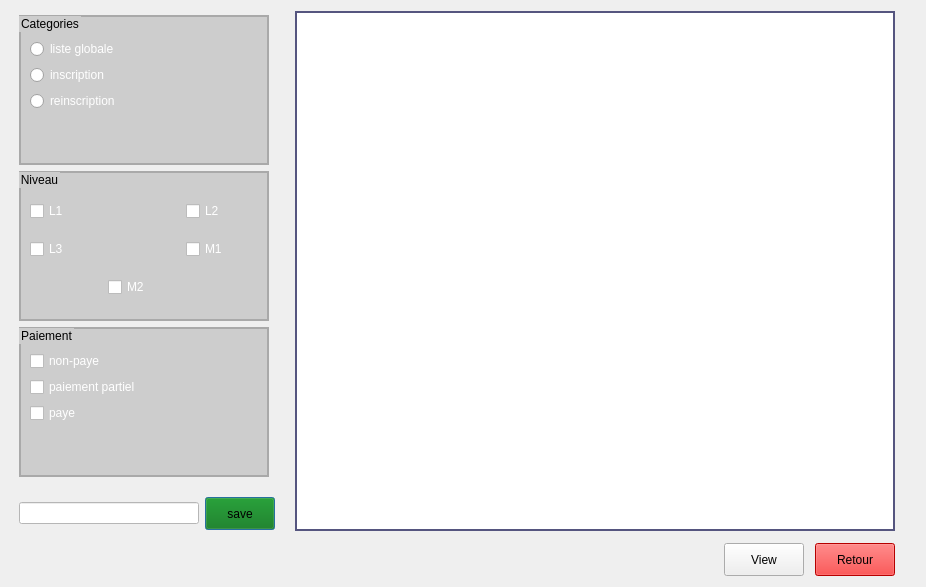
Old version of the form myProject/liste_generale.ui in the repository ToDesire/QT_Project.
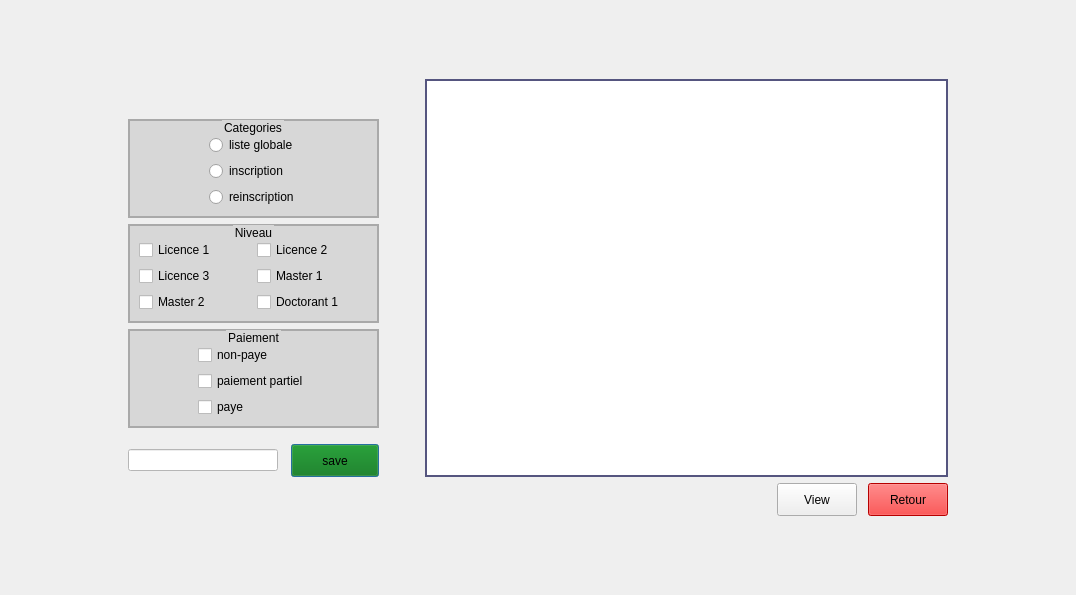
New version of the form.

```diff
--- a/myProject/liste_generale.ui
+++ b/myProject/liste_generale.ui
@@ -6,135 +6,77 @@
    <rect>
     <x>0</x>
     <y>0</y>
-    <width>926</width>
-    <height>587</height>
+    <width>1076</width>
+    <height>595</height>
    </rect>
   </property>
   <property name="windowTitle">
    <string>Suivi Financier</string>
   </property>
   <layout class="QGridLayout" name="gridLayout_4">
-   <item row="0" column="3">
-    <spacer name="horizontalSpacer_4">
+   <item row="0" column="1">
+    <spacer name="verticalSpacer_5">
      <property name="orientation">
-      <enum>Qt::Horizontal</enum>
+      <enum>Qt::Vertical</enum>
      </property>
      <property name="sizeHint" stdset="0">
       <size>
-       <width>58</width>
-       <height>20</height>
+       <width>20</width>
+       <height>32</height>
       </size>
      </property>
     </spacer>
    </item>
    <item row="1" column="0">
-    <spacer name="horizontalSpacer_3">
+    <spacer name="horizontalSpacer_9">
      <property name="orientation">
       <enum>Qt::Horizontal</enum>
      </property>
      <property name="sizeHint" stdset="0">
       <size>
-       <width>58</width>
+       <width>62</width>
        <height>20</height>
       </size>
      </property>
     </spacer>
    </item>
-   <item row="0" column="1" rowspan="3">
+   <item row="1" column="1" colspan="2">
     <layout class="QVBoxLayout" name="verticalLayout_2">
      <item>
-      <layout class="QGridLayout" name="gridLayout_3">
-       <item row="0" column="0" rowspan="2">
-        <layout class="QGridLayout" name="gridLayout_2">
-         <item row="3" column="0" colspan="2">
-          <layout class="QHBoxLayout" name="horizontalLayout">
+      <layout class="QHBoxLayout" name="horizontalLayout_2">
            <item>
-            <widget class="QLineEdit" name="filename">
-             <property name="minimumSize">
-              <size>
-               <width>180</width>
-               <height>0</height>
-              </size>
-             </property>
-             <property name="maximumSize">
-              <size>
-               <width>150</width>
-               <height>16777215</height>
-              </size>
-             </property>
-             <property name="styleSheet">
-              <string notr="true">QLineEdit{
-	background-color: #fff;
-	color:  #000;
-}</string>
-             </property>
-            </widget>
-           </item>
-           <item>
-            <widget class="QPushButton" name="save">
-             <property name="minimumSize">
-              <size>
-               <width>70</width>
-               <height>0</height>
-              </size>
-             </property>
-             <property name="maximumSize">
-              <size>
-               <width>70</width>
-               <height>16777215</height>
-              </size>
-             </property>
-             <property name="styleSheet">
-              <string notr="true">QPushButton{
-	background-color: rgb(0, 113, 0);
-	height: 25px;
-	width: 80px;
-	font: 81 italic 12pt &quot;Fira Sans Compressed ExtraBold&quot;;
-}
-
-QPushButton:pressed{
-	background-color: rgb(0, 85, 0);
-}</string>
-             </property>
-             <property name="text">
-              <string>save</string>
-             </property>
-            </widget>
-           </item>
-          </layout>
-         </item>
-         <item row="1" column="0">
           <layout class="QVBoxLayout" name="verticalLayout">
+         <item>
+          <spacer name="verticalSpacer_6">
+           <property name="orientation">
+            <enum>Qt::Vertical</enum>
+           </property>
+           <property name="sizeHint" stdset="0">
+            <size>
+             <width>20</width>
+             <height>40</height>
+            </size>
+           </property>
+          </spacer>
+         </item>
            <item>
             <widget class="QGroupBox" name="groupBox_3">
-             <property name="minimumSize">
-              <size>
-               <width>250</width>
-               <height>150</height>
-              </size>
-             </property>
-             <property name="maximumSize">
-              <size>
-               <width>250</width>
-               <height>150</height>
-              </size>
-             </property>
              <property name="styleSheet">
               <string notr="true">QGroupBox{
-	background-color: rgba(191, 191, 191, 0.7) ;
+	background-color: rgba(191, 191, 191, 0.5);
 	color: #000;
 	border: 2px solid darkgray;
-	color: #000;
-}
-
-</string>
+}</string>
              </property>
              <property name="title">
               <string>Categories</string>
              </property>
-             <layout class="QFormLayout" name="formLayout">
-              <item row="0" column="0">
-               <spacer name="verticalSpacer_2">
+           <property name="alignment">
+            <set>Qt::AlignCenter</set>
+           </property>
+           <layout class="QGridLayout" name="gridLayout_3">
+            <item row="0" column="1">
+             <spacer name="verticalSpacer_3">
                 <property name="orientation">
                  <enum>Qt::Vertical</enum>
                 </property>
@@ -143,46 +85,57 @@
                 </property>
                 <property name="sizeHint" stdset="0">
                  <size>
-                  <width>13</width>
-                  <height>7</height>
+                <width>20</width>
+                <height>5</height>
                  </size>
                 </property>
                </spacer>
               </item>
-              <item row="1" column="0">
-               <widget class="QRadioButton" name="radioButton_listGen">
-                <property name="styleSheet">
-                 <string notr="true">QRadioButton{
-	color: #ffffff;
-}</string>
-                </property>
-                <property name="text">
-                 <string>liste globale</string>
-                </property>
-               </widget>
-              </item>
-              <item row="2" column="0">
+            <item row="2" column="1">
                <widget class="QRadioButton" name="radioButton_inscription">
-                <property name="styleSheet">
-                 <string notr="true">QRadioButton{
-	color: #ffffff;
-}</string>
-                </property>
                 <property name="text">
                  <string>inscription</string>
                 </property>
                </widget>
               </item>
-              <item row="3" column="0">
+            <item row="1" column="2" rowspan="3">
+             <spacer name="horizontalSpacer_3">
+              <property name="orientation">
+               <enum>Qt::Horizontal</enum>
+              </property>
+              <property name="sizeHint" stdset="0">
+               <size>
+                <width>40</width>
+                <height>20</height>
+               </size>
+              </property>
+             </spacer>
+            </item>
+            <item row="1" column="1">
+             <widget class="QRadioButton" name="radioButton_listGen">
+              <property name="text">
+               <string>liste globale</string>
+              </property>
+             </widget>
+            </item>
+            <item row="1" column="0" rowspan="3">
+             <spacer name="horizontalSpacer_2">
+              <property name="orientation">
+               <enum>Qt::Horizontal</enum>
+              </property>
+              <property name="sizeHint" stdset="0">
+               <size>
+                <width>40</width>
+                <height>20</height>
+               </size>
+              </property>
+             </spacer>
+            </item>
+            <item row="3" column="1">
                <widget class="QRadioButton" name="radioButton_reinscription">
                 <property name="cursor">
                  <cursorShape>PointingHandCursor</cursorShape>
                 </property>
-                <property name="styleSheet">
-                 <string notr="true">QRadioButton{
-	color: #ffffff;
-}</string>
-                </property>
                 <property name="text">
                  <string>reinscription</string>
                 </property>
@@ -193,94 +146,64 @@
            </item>
            <item>
             <widget class="QGroupBox" name="groupBox">
-             <property name="minimumSize">
-              <size>
-               <width>250</width>
-               <height>150</height>
-              </size>
-             </property>
-             <property name="maximumSize">
-              <size>
-               <width>250</width>
-               <height>150</height>
-              </size>
-             </property>
              <property name="styleSheet">
               <string notr="true">QGroupBox{
-	background-color: rgba(191, 191, 191, 0.7) ;
+	background-color: rgba(191, 191, 191, 0.5);
 	color: #000;
 	border: 2px solid darkgray;
-	color: #fffff;
-}
-
-</string>
+}</string>
              </property>
              <property name="title">
               <string>Niveau</string>
              </property>
-             <layout class="QGridLayout" name="gridLayout">
-              <item row="2" column="0">
-               <widget class="QCheckBox" name="L3">
-                <property name="styleSheet">
-                 <string notr="true">QCheckBox{
-	color: #ffffff;
-}</string>
-                </property>
+           <property name="alignment">
+            <set>Qt::AlignCenter</set>
+           </property>
+           <layout class="QGridLayout" name="gridLayout_2">
+            <item row="3" column="1">
+             <widget class="QCheckBox" name="D1">
                 <property name="text">
-                 <string>L3</string>
+               <string>Doctorant 1</string>
                 </property>
                </widget>
               </item>
-              <item row="1" column="2">
+            <item row="3" column="0">
+             <widget class="QCheckBox" name="M1">
+              <property name="text">
+               <string>Master 2</string>
+              </property>
+             </widget>
+            </item>
+            <item row="1" column="1">
                <widget class="QCheckBox" name="L2">
-                <property name="styleSheet">
-                 <string notr="true">QCheckBox{
-	color: #ffffff;
-}</string>
-                </property>
                 <property name="text">
-                 <string>L2</string>
+               <string>Licence 2</string>
                 </property>
                </widget>
               </item>
-              <item row="2" column="2">
+            <item row="2" column="1">
                <widget class="QCheckBox" name="M2">
-                <property name="styleSheet">
-                 <string notr="true">QCheckBox{
-	color: #ffffff;
-}</string>
-                </property>
                 <property name="text">
-                 <string>M1</string>
+               <string>Master 1</string>
                 </property>
                </widget>
               </item>
               <item row="1" column="0">
                <widget class="QCheckBox" name="L1">
-                <property name="styleSheet">
-                 <string notr="true">QCheckBox{
-	color: #ffffff;
-}</string>
-                </property>
                 <property name="text">
-                 <string>L1</string>
+               <string>Licence 1</string>
                 </property>
                </widget>
               </item>
-              <item row="3" column="1">
-               <widget class="QCheckBox" name="M1">
-                <property name="styleSheet">
-                 <string notr="true">QCheckBox{
-	color: #ffffff;
-}</string>
-                </property>
+            <item row="2" column="0">
+             <widget class="QCheckBox" name="L3">
                 <property name="text">
-                 <string>M2</string>
+               <string>Licence 3</string>
                 </property>
                </widget>
               </item>
               <item row="0" column="0">
-               <spacer name="verticalSpacer_4">
+             <spacer name="verticalSpacer_2">
                 <property name="orientation">
                  <enum>Qt::Vertical</enum>
                 </property>
@@ -289,8 +212,8 @@
                 </property>
                 <property name="sizeHint" stdset="0">
                  <size>
-                  <width>13</width>
-                  <height>7</height>
+                <width>20</width>
+                <height>5</height>
                  </size>
                 </property>
                </spacer>
@@ -300,123 +223,88 @@
            </item>
            <item>
             <widget class="QGroupBox" name="groupBox_2">
-             <property name="minimumSize">
-              <size>
-               <width>250</width>
-               <height>150</height>
-              </size>
-             </property>
-             <property name="maximumSize">
-              <size>
-               <width>250</width>
-               <height>150</height>
-              </size>
-             </property>
              <property name="styleSheet">
               <string notr="true">QGroupBox{
-	background-color: rgba(191, 191, 191, 0.7) ;
+	background-color: rgba(191, 191, 191, 0.5);
 	color: #000;
 	border: 2px solid darkgray;
-	color: #fffff;
-}
-
-</string>
+}</string>
              </property>
              <property name="title">
               <string>Paiement</string>
              </property>
-             <layout class="QFormLayout" name="formLayout_2">
-              <item row="1" column="0">
+           <property name="alignment">
+            <set>Qt::AlignCenter</set>
+           </property>
+           <layout class="QGridLayout" name="gridLayout">
+            <item row="1" column="1">
                <widget class="QCheckBox" name="non_paye">
-                <property name="styleSheet">
-                 <string notr="true">QCheckBox{
-	color: #ffffff;
-}</string>
-                </property>
                 <property name="text">
                  <string>non-paye</string>
                 </property>
                </widget>
               </item>
-              <item row="2" column="0">
-               <widget class="QCheckBox" name="partiel">
-                <property name="styleSheet">
-                 <string notr="true">QCheckBox{
-	color: #ffffff;
-}</string>
-                </property>
-                <property name="text">
-                 <string>paiement partiel</string>
-                </property>
-               </widget>
-              </item>
-              <item row="3" column="0">
+            <item row="3" column="1">
                <widget class="QCheckBox" name="paye">
-                <property name="styleSheet">
-                 <string notr="true">QCheckBox{
-	color: #ffffff;
-}</string>
-                </property>
                 <property name="text">
                  <string>paye</string>
                 </property>
                </widget>
               </item>
-              <item row="0" column="0">
-               <spacer name="verticalSpacer_5">
+            <item row="1" column="0" rowspan="3">
+             <spacer name="horizontalSpacer_5">
                 <property name="orientation">
-                 <enum>Qt::Vertical</enum>
-                </property>
-                <property name="sizeType">
-                 <enum>QSizePolicy::Fixed</enum>
-                </property>
+               <enum>Qt::Horizontal</enum>
+              </property>
+              <property name="sizeHint" stdset="0">
+               <size>
+                <width>40</width>
+                <height>20</height>
+               </size>
+              </property>
+             </spacer>
+            </item>
+            <item row="1" column="2" rowspan="3">
+             <spacer name="horizontalSpacer_4">
+              <property name="orientation">
+               <enum>Qt::Horizontal</enum>
+              </property>
                 <property name="sizeHint" stdset="0">
                  <size>
-                  <width>13</width>
-                  <height>7</height>
+                <width>40</width>
+                <height>20</height>
                  </size>
                 </property>
                </spacer>
               </item>
-             </layout>
-            </widget>
-           </item>
-          </layout>
-         </item>
-         <item row="0" column="0">
-          <spacer name="verticalSpacer_3">
-           <property name="orientation">
-            <enum>Qt::Vertical</enum>
-           </property>
-           <property name="sizeType">
-            <enum>QSizePolicy::Expanding</enum>
-           </property>
-           <property name="sizeHint" stdset="0">
-            <size>
-             <width>20</width>
-             <height>20</height>
-            </size>
-           </property>
-          </spacer>
-         </item>
-         <item row="2" column="0">
+            <item row="2" column="1">
+             <widget class="QCheckBox" name="partiel">
+              <property name="text">
+               <string>paiement partiel</string>
+              </property>
+             </widget>
+            </item>
+            <item row="0" column="1">
           <spacer name="verticalSpacer">
            <property name="orientation">
             <enum>Qt::Vertical</enum>
            </property>
            <property name="sizeType">
-            <enum>QSizePolicy::Expanding</enum>
+               <enum>QSizePolicy::Fixed</enum>
            </property>
            <property name="sizeHint" stdset="0">
             <size>
              <width>20</width>
-             <height>30</height>
+                <height>5</height>
             </size>
            </property>
           </spacer>
          </item>
-         <item row="4" column="0">
-          <spacer name="verticalSpacer_6">
+           </layout>
+          </widget>
+         </item>
+         <item>
+          <spacer name="verticalSpacer_4">
            <property name="orientation">
             <enum>Qt::Vertical</enum>
            </property>
@@ -426,21 +314,101 @@
            <property name="sizeHint" stdset="0">
             <size>
              <width>20</width>
-             <height>7</height>
+             <height>10</height>
             </size>
            </property>
           </spacer>
          </item>
-        </layout>
-       </item>
-       <item row="0" column="2">
+         <item>
+          <layout class="QHBoxLayout" name="horizontalLayout">
+           <item>
+            <widget class="QLineEdit" name="filename">
+             <property name="minimumSize">
+              <size>
+               <width>150</width>
+               <height>0</height>
+              </size>
+             </property>
+             <property name="maximumSize">
+              <size>
+               <width>150</width>
+               <height>16777215</height>
+              </size>
+             </property>
+             <property name="styleSheet">
+              <string notr="true">QLineEdit{
+	background-color: #fff;
+	color:  #000;
+}</string>
+             </property>
+            </widget>
+           </item>
+           <item>
+            <spacer name="horizontalSpacer">
+             <property name="orientation">
+              <enum>Qt::Horizontal</enum>
+             </property>
+             <property name="sizeHint" stdset="0">
+              <size>
+               <width>7</width>
+               <height>20</height>
+              </size>
+             </property>
+            </spacer>
+           </item>
+           <item>
+            <widget class="QPushButton" name="save">
+             <property name="styleSheet">
+              <string notr="true">QPushButton{
+	background-color: rgb(0, 113, 0);
+	height: 25px;
+	width: 80px;
+	font: 81 italic 12pt &quot;Fira Sans Compressed ExtraBold&quot;;
+}
+
+QPushButton:pressed{
+	background-color: rgb(0, 85, 0);
+}</string>
+             </property>
+             <property name="text">
+              <string>save</string>
+             </property>
+            </widget>
+           </item>
+          </layout>
+         </item>
+        </layout>
+       </item>
+       <item>
+        <spacer name="horizontalSpacer_6">
+         <property name="orientation">
+          <enum>Qt::Horizontal</enum>
+         </property>
+         <property name="sizeType">
+          <enum>QSizePolicy::Fixed</enum>
+         </property>
+         <property name="sizeHint" stdset="0">
+          <size>
+           <width>40</width>
+           <height>25</height>
+          </size>
+         </property>
+        </spacer>
+       </item>
+       <item>
         <widget class="QTableView" name="vue">
          <property name="minimumSize">
           <size>
-           <width>600</width>
+           <width>523</width>
            <height>0</height>
           </size>
          </property>
+         <property name="maximumSize">
+          <size>
+           <width>523</width>
+           <height>16777215</height>
+          </size>
+         </property>
          <property name="styleSheet">
           <string notr="true">QTableView{
 	border: 2px solid rgb(85, 85, 127);
@@ -451,34 +419,18 @@
          </property>
         </widget>
        </item>
-       <item row="0" column="1">
-        <spacer name="horizontalSpacer_11">
-         <property name="orientation">
-          <enum>Qt::Horizontal</enum>
-         </property>
-         <property name="sizeType">
-          <enum>QSizePolicy::Fixed</enum>
-         </property>
-         <property name="sizeHint" stdset="0">
-          <size>
-           <width>14</width>
-           <height>14</height>
-          </size>
-         </property>
-        </spacer>
-       </item>
       </layout>
      </item>
      <item>
-      <layout class="QHBoxLayout" name="horizontalLayout_2">
+      <layout class="QHBoxLayout" name="horizontalLayout_3">
        <item>
-        <spacer name="horizontalSpacer_6">
+        <spacer name="horizontalSpacer_7">
          <property name="orientation">
           <enum>Qt::Horizontal</enum>
          </property>
          <property name="sizeHint" stdset="0">
           <size>
-           <width>478</width>
+           <width>258</width>
            <height>20</height>
           </size>
          </property>
@@ -498,7 +450,7 @@
         </widget>
        </item>
        <item>
-        <spacer name="horizontalSpacer_7">
+        <spacer name="horizontalSpacer_8">
          <property name="orientation">
           <enum>Qt::Horizontal</enum>
          </property>
@@ -535,15 +487,28 @@
      </item>
     </layout>
    </item>
-   <item row="1" column="2" rowspan="2" colspan="2">
-    <spacer name="horizontalSpacer_8">
+   <item row="1" column="3">
+    <spacer name="horizontalSpacer_10">
      <property name="orientation">
       <enum>Qt::Horizontal</enum>
      </property>
      <property name="sizeHint" stdset="0">
       <size>
-       <width>3</width>
-       <height>349</height>
+       <width>61</width>
+       <height>20</height>
+      </size>
+     </property>
+    </spacer>
+   </item>
+   <item row="2" column="2">
+    <spacer name="verticalSpacer_7">
+     <property name="orientation">
+      <enum>Qt::Vertical</enum>
+     </property>
+     <property name="sizeHint" stdset="0">
+      <size>
+       <width>20</width>
+       <height>32</height>
       </size>
      </property>
     </spacer>
```
Left out of the diff: 6 changed lines with no effect on the pictures. Lines whose indentation alone changed are shown as unchanged.
